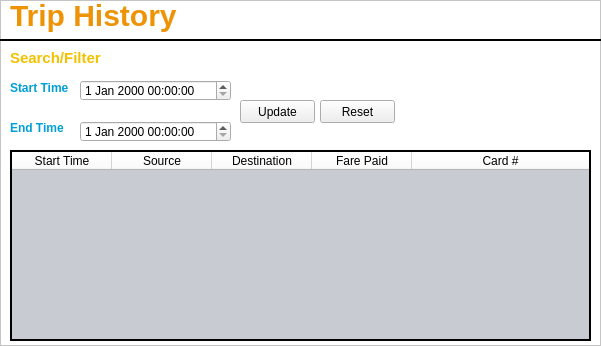
alishan-kaisani/CS4400-GUI, file app/ui/tripHistory.ui: the form before one commit.
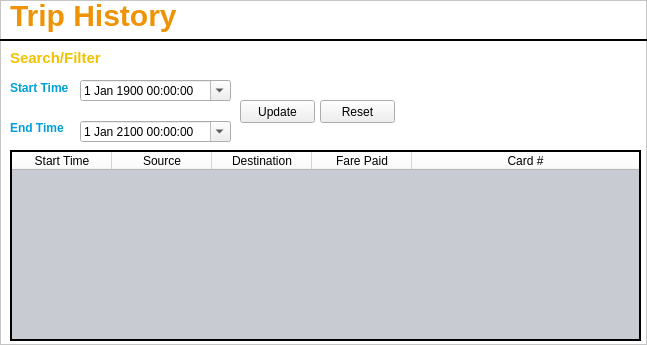
The form after the commit. Icons and pictures are not drawn.

Diff of the .ui file:
```diff
--- a/app/ui/tripHistory.ui
+++ b/app/ui/tripHistory.ui
@@ -6,8 +6,8 @@
    <rect>
     <x>0</x>
     <y>0</y>
-    <width>601</width>
-    <height>346</height>
+    <width>647</width>
+    <height>345</height>
    </rect>
   </property>
   <property name="windowTitle">
@@ -91,7 +91,7 @@
     <rect>
      <x>0</x>
      <y>30</y>
-     <width>601</width>
+     <width>651</width>
      <height>20</height>
     </rect>
    </property>
@@ -160,6 +160,19 @@
      <height>21</height>
     </rect>
    </property>
+   <property name="dateTime">
+    <datetime>
+     <hour>0</hour>
+     <minute>0</minute>
+     <second>0</second>
+     <year>2100</year>
+     <month>1</month>
+     <day>1</day>
+    </datetime>
+   </property>
+   <property name="calendarPopup">
+    <bool>true</bool>
+   </property>
   </widget>
   <widget class="QDateTimeEdit" name="startDateTimeEdit">
    <property name="geometry">
@@ -170,6 +183,19 @@
      <height>21</height>
     </rect>
    </property>
+   <property name="dateTime">
+    <datetime>
+     <hour>0</hour>
+     <minute>0</minute>
+     <second>0</second>
+     <year>1900</year>
+     <month>1</month>
+     <day>1</day>
+    </datetime>
+   </property>
+   <property name="calendarPopup">
+    <bool>true</bool>
+   </property>
   </widget>
   <widget class="QLabel" name="searchFilterLabel">
    <property name="geometry">
@@ -192,7 +218,7 @@
     <rect>
      <x>10</x>
      <y>150</y>
-     <width>581</width>
+     <width>631</width>
      <height>191</height>
     </rect>
    </property>
```
